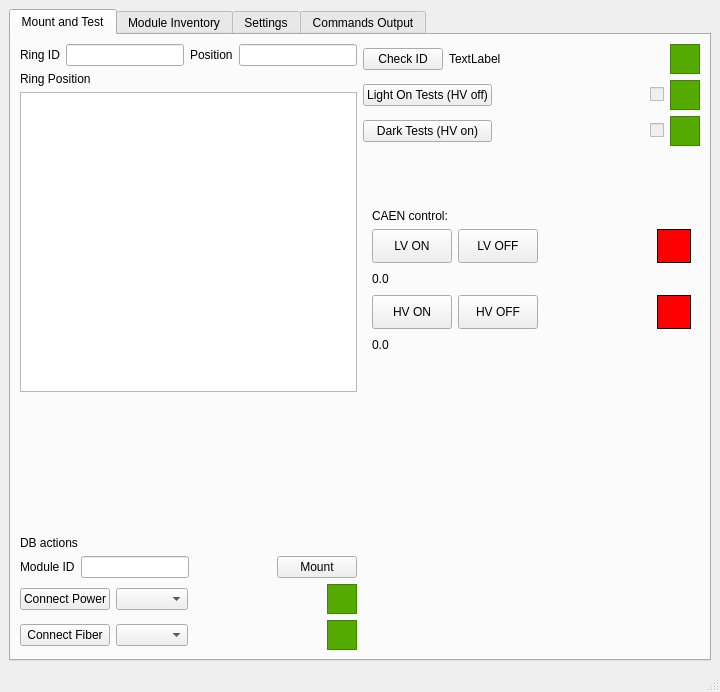
Old version of the form ui/integration.ui in the repository pisaoutertracker/integration_tools.
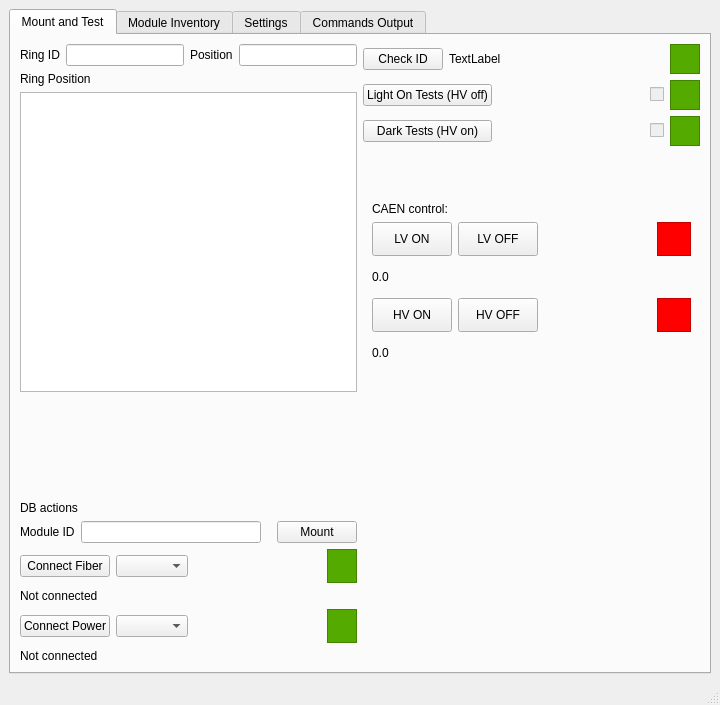
New version of the form.

What changed in the file:
```diff
--- a/ui/integration.ui
+++ b/ui/integration.ui
@@ -7,7 +7,7 @@
     <x>0</x>
     <y>0</y>
     <width>720</width>
-    <height>692</height>
+    <height>705</height>
    </rect>
   </property>
   <property name="windowTitle">
@@ -109,9 +109,12 @@
                   <property name="orientation">
                    <enum>Qt::Orientation::Horizontal</enum>
                   </property>
+                  <property name="sizeType">
+                   <enum>QSizePolicy::Policy::Minimum</enum>
+                  </property>
                   <property name="sizeHint" stdset="0">
                    <size>
-                    <width>40</width>
+                    <width>10</width>
                     <height>20</height>
                    </size>
                   </property>
@@ -130,90 +133,103 @@
             </item>
             <item>
              <layout class="QGridLayout" name="gridLayout">
-              <item row="1" column="1">
+              <item row="0" column="1">
                <widget class="QComboBox" name="fiberCB"/>
               </item>
-              <item row="1" column="0">
+              <item row="3" column="0" colspan="2">
+               <widget class="QLabel" name="powerConnectionLabel">
+                <property name="text">
+                 <string>Not connected</string>
+                </property>
+               </widget>
+              </item>
+              <item row="0" column="0">
                <widget class="QPushButton" name="connectFiberPB">
                 <property name="text">
                  <string>Connect Fiber</string>
                 </property>
                </widget>
               </item>
-              <item row="0" column="1">
+              <item row="2" column="3">
+               <widget class="QFrame" name="connectPowerLED">
+                <property name="sizePolicy">
+                 <sizepolicy hsizetype="Preferred" vsizetype="Fixed">
+                  <horstretch>0</horstretch>
+                  <verstretch>0</verstretch>
+                 </sizepolicy>
+                </property>
+                <property name="minimumSize">
+                 <size>
+                  <width>30</width>
+                  <height>34</height>
+                 </size>
+                </property>
+                <property name="styleSheet">
+                 <string notr="true">background-color: rgb(85, 170, 0);</string>
+                </property>
+                <property name="frameShape">
+                 <enum>QFrame::Shape::StyledPanel</enum>
+                </property>
+                <property name="frameShadow">
+                 <enum>QFrame::Shadow::Raised</enum>
+                </property>
+               </widget>
+              </item>
+              <item row="2" column="1">
                <widget class="QComboBox" name="powerCB"/>
               </item>
-              <item row="1" column="3">
-               <spacer name="horizontalSpacer_5">
-                <property name="orientation">
-                 <enum>Qt::Orientation::Horizontal</enum>
+              <item row="1" column="0" colspan="2">
+               <widget class="QLabel" name="fiberConnectionLabel">
+                <property name="text">
+                 <string>Not connected</string>
                 </property>
-                <property name="sizeHint" stdset="0">
+               </widget>
+              </item>
+              <item row="0" column="3">
+               <widget class="QFrame" name="connectFiberLED">
+                <property name="sizePolicy">
+                 <sizepolicy hsizetype="Preferred" vsizetype="Fixed">
+                  <horstretch>0</horstretch>
+                  <verstretch>0</verstretch>
+                 </sizepolicy>
+                </property>
+                <property name="minimumSize">
                  <size>
-                  <width>40</width>
-                  <height>20</height>
+                  <width>30</width>
+                  <height>34</height>
                  </size>
                 </property>
-               </spacer>
+                <property name="styleSheet">
+                 <string notr="true">background-color: rgb(85, 170, 0);</string>
+                </property>
+                <property name="frameShape">
+                 <enum>QFrame::Shape::StyledPanel</enum>
+                </property>
+                <property name="frameShadow">
+                 <enum>QFrame::Shadow::Raised</enum>
+                </property>
+               </widget>
               </item>
-              <item row="0" column="0">
+              <item row="2" column="0">
                <widget class="QPushButton" name="connectPowerPB">
                 <property name="text">
                  <string>Connect Power</string>
                 </property>
                </widget>
               </item>
-              <item row="0" column="3">
-               <spacer name="horizontalSpacer_6">
+              <item row="0" column="2">
+               <spacer name="horizontalSpacer_5">
                 <property name="orientation">
                  <enum>Qt::Orientation::Horizontal</enum>
                 </property>
                 <property name="sizeHint" stdset="0">
                  <size>
-                  <width>40</width>
+                  <width>10</width>
                   <height>20</height>
                  </size>
                 </property>
                </spacer>
               </item>
-              <item row="1" column="4">
-               <widget class="QFrame" name="connectFiberLED">
-                <property name="minimumSize">
-                 <size>
-                  <width>30</width>
-                  <height>30</height>
-                 </size>
-                </property>
-                <property name="styleSheet">
-                 <string notr="true">background-color: rgb(85, 170, 0);</string>
-                </property>
-                <property name="frameShape">
-                 <enum>QFrame::Shape::StyledPanel</enum>
-                </property>
-                <property name="frameShadow">
-                 <enum>QFrame::Shadow::Raised</enum>
-                </property>
-               </widget>
-              </item>
-              <item row="0" column="4">
-               <widget class="QFrame" name="connectPowerLED">
-                <property name="minimumSize">
-                 <size>
-                  <width>30</width>
-                  <height>30</height>
-                 </size>
-                </property>
-                <property name="styleSheet">
-                 <string notr="true">background-color: rgb(85, 170, 0);</string>
-                </property>
-                <property name="frameShape">
-                 <enum>QFrame::Shape::StyledPanel</enum>
-                </property>
-                <property name="frameShadow">
-                 <enum>QFrame::Shadow::Raised</enum>
-                </property>
-               </widget>
-              </item>
              </layout>
             </item>
            </layout>
@@ -395,7 +411,7 @@
                  <property name="sizeHint" stdset="0">
                   <size>
                    <width>20</width>
-                   <height>40</height>
+                   <height>10</height>
                   </size>
                  </property>
                 </spacer>
@@ -460,7 +476,7 @@
                     <string>background-color: red;</string>
                    </property>
                    <property name="frameShape">
-                    <enum>QFrame::Shape::Box</enum>
+                    <enum>QFrame::Shape::StyledPanel</enum>
                    </property>
                   </widget>
                  </item>
@@ -477,7 +493,7 @@
                  <property name="minimumSize">
                   <size>
                    <width>0</width>
-                   <height>20</height>
+                   <height>30</height>
                   </size>
                  </property>
                  <property name="text">
@@ -538,7 +554,7 @@
                     <string>background-color: red;</string>
                    </property>
                    <property name="frameShape">
-                    <enum>QFrame::Shape::Box</enum>
+                    <enum>QFrame::Shape::StyledPanel</enum>
                    </property>
                   </widget>
                  </item>
@@ -555,7 +571,7 @@
                  <property name="minimumSize">
                   <size>
                    <width>0</width>
-                   <height>20</height>
+                   <height>30</height>
                   </size>
                  </property>
                  <property name="text">
```
Left out of the diff: 206 changed lines with no effect on the pictures. Lines whose indentation alone changed are shown as unchanged.
